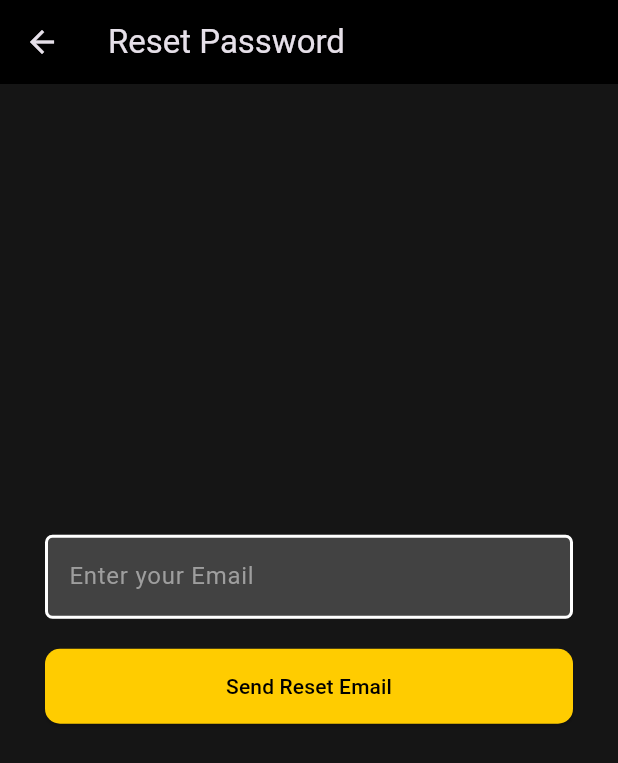
After one commit to daniprm/Temuin_Tekber_A, a Flutter app: the screen it shows after launch, after a tap on "Forgot Password?", on a phone screen of 412 x 824 dp. The commit adds this screen. Shown: the top 763 px of the screen. Run offline on Flutter 3.47's test engine with Material 3 defaults, Android fonts, the phone set to English and light mode, and no system bars; our stand-ins replace cloud_firestore, firebase_auth, firebase_core, firebase_storage, flutter_image_compress, image_picker; accounts and stored records are empty.

Commit message:
Add email verification & forgot password

```diff
--- a/lib/main.dart
+++ b/lib/main.dart
@@ -68,7 +68,7 @@ class _HomeScreenState extends State<HomeScreen> {
         selectedItemColor: const Color.fromARGB(255, 255, 204, 0),
         unselectedItemColor: Colors.white,
         currentIndex: _currentIndex,
-        onTap: onTabTapped, // Menangani klik
+        onTap: onTabTapped,
         items: const [
           BottomNavigationBarItem(icon: Icon(Icons.home), label: 'Home'),
           BottomNavigationBarItem(icon: Icon(Icons.search), label: 'Lost'),
--- /dev/null
+++ b/lib/screens/authenticate/forgotPass.dart
@@ -0,0 +1,115 @@
+import 'package:firebase_auth/firebase_auth.dart';
+import 'package:flutter/material.dart';
+import 'package:temuin/models/user.dart';
+import 'package:temuin/services/auth.dart';
+
+class ForgotPass extends StatefulWidget {
+  const ForgotPass({super.key});
+
+  @override
+  State<ForgotPass> createState() => _ForgotPassState();
+}
+
+class _ForgotPassState extends State<ForgotPass> {
+  final AuthService _auth = AuthService();
+  final _formKey = GlobalKey<FormState>();
+
+  String email = '';
+  String password = '';
+  String name = '';
+  String phone = '';
+  String error = '';
+  String success = '';
+
+  User? user = AuthService().getCurrentUser();
+
+  @override
+  Widget build(BuildContext context) {
+    return Scaffold(
+      appBar: AppBar(
+        title: const Text('Reset Password'),
+        backgroundColor: Colors.black,
+      ),
+      backgroundColor: const Color.fromRGBO(21, 21, 21, 1),
+      body: Container(
+          child: Form(
+        key: _formKey,
+        child: Center(
+          child: Padding(
+            padding: const EdgeInsets.symmetric(horizontal: 30.0),
+            child: Column(
+              mainAxisAlignment: MainAxisAlignment.center,
+              children: [
+                // Email Field
+                TextFormField(
+                  validator: (val) => val!.isEmpty ? 'Enter an email' : null,
+                  onChanged: (val) {
+                    setState(() => email = val);
+                  },
+                  style: const TextStyle(color: Colors.white),
+                  decoration: InputDecoration(
+                    hintText: "Enter your Email",
+                    hintStyle: const TextStyle(color: Colors.grey),
+                    filled: true,
+                    fillColor: Colors.grey[800],
+                    border: OutlineInputBorder(
+                      borderRadius: BorderRadius.circular(5),
+                      borderSide: const BorderSide(
+                          color: Colors.white, width: 2), // Outline putih
+                    ),
+                    enabledBorder: OutlineInputBorder(
+                      borderRadius: BorderRadius.circular(5),
+                      borderSide: const BorderSide(
+                          color: Colors.white,
+                          width: 2), // Outline putih saat aktif
+                    ),
+                    focusedBorder: OutlineInputBorder(
+                      borderRadius: BorderRadius.circular(5),
+                      borderSide: const BorderSide(
+                          color: Colors.white,
+                          width: 2), // Outline putih saat fokus
+                    ),
+                  ),
+                ),
+                const SizedBox(height: 20),
+
+                // Send Email Button
+                ElevatedButton(
+                  onPressed: () async {
+                    if (_formKey.currentState!.validate()) {
+                      dynamic result = await _auth.sendPassResetEmail(email);
+                      if (result == null) {
+                        setState(() => error = result);
+                      } else {
+                        setState(() => success = result);
+                      }
+                    }
+                  },
+                  style: ElevatedButton.styleFrom(
+                    foregroundColor: Colors.black,
+                    backgroundColor: const Color.fromARGB(255, 255, 204, 0),
+                    minimumSize: const Size(double.infinity, 50),
+                    shape: RoundedRectangleBorder(
+                      borderRadius: BorderRadius.circular(10),
+                    ),
+                  ),
+                  child: const Text("Send Reset Email"),
+                ),
+                const SizedBox(height: 20),
+
+                success.isNotEmpty
+                    ? Text(success,
+                        style:
+                            const TextStyle(color: Colors.green, fontSize: 14))
+                    : Text(
+                        error,
+                        style: const TextStyle(color: Colors.red, fontSize: 14),
+                      ),
+              ],
+            ),
+          ),
+        ),
+      )),
+    );
+  }
+}
--- a/lib/screens/authenticate/signIn.dart
+++ b/lib/screens/authenticate/signIn.dart
@@ -1,4 +1,5 @@
 import 'package:flutter/material.dart';
+import 'package:temuin/screens/authenticate/forgotPass.dart';
 import 'package:temuin/services/auth.dart';
 
 class SignIn extends StatefulWidget {
@@ -117,11 +118,25 @@ class _SignInState extends State<SignIn> {
                 const SizedBox(height: 10),
 
                 // Forgot Password
-                const Align(
+                Align(
                   alignment: Alignment.centerRight,
-                  child: Text(
-                    "Forgot Password?",
-                    style: TextStyle(color: Colors.grey),
+                  child: GestureDetector(
+                    onTap: () {
+                      // Navigasi ke class ForgotPass()
+                      Navigator.push(
+                        context,
+                        MaterialPageRoute(
+                          builder: (context) => const ForgotPass(),
+                        ),
+                      );
+                    },
+                    child: const Text(
+                      "Forgot Password?",
+                      style: TextStyle(
+                          color: Color.fromARGB(255, 255, 204, 0),
+                          decoration: TextDecoration.underline,
+                          decorationColor: Color.fromARGB(255, 255, 204, 0)),
+                    ),
                   ),
                 ),
                 const SizedBox(height: 20),
@@ -132,8 +147,9 @@ class _SignInState extends State<SignIn> {
                     if (_formKey.currentState!.validate()) {
                       dynamic result = await _auth.signInWithEmailAndPassword(
                           email, password);
+
                       if (result == null) {
-                        setState(() => error = 'Your credentials are invalid');
+                        setState(() => error = 'Invalid credentials');
                       }
                     }
                   },
@@ -182,8 +198,7 @@ class _SignInState extends State<SignIn> {
                   style: OutlinedButton.styleFrom(
                     foregroundColor: const Color.fromARGB(255, 255, 204, 0),
                     side: const BorderSide(
-                        color: Color.fromARGB(255, 255, 204, 0),
-                        width: 2),
+                        color: Color.fromARGB(255, 255, 204, 0), width: 2),
                     minimumSize: const Size(double.infinity, 50),
                     shape: RoundedRectangleBorder(
                       borderRadius: BorderRadius.circular(10),
--- a/lib/screens/pages/profile.dart
+++ b/lib/screens/pages/profile.dart
@@ -56,8 +56,7 @@ class ProfileScreen extends StatelessWidget {
                 Text(
                   'Halo, $name!',
                   style: const TextStyle(
-                      color: const Color.fromARGB(255, 255, 204, 0),
-                      fontSize: 24),
+                      color: Color.fromARGB(255, 255, 204, 0), fontSize: 24),
                 ),
                 const SizedBox(height: 16),
                 buildProfileField(label: "Name", value: name),
--- a/lib/screens/pages/wrapper.dart
+++ b/lib/screens/pages/wrapper.dart
@@ -3,6 +3,7 @@ import 'package:flutter/material.dart';
 import 'package:temuin/main.dart';
 import 'package:temuin/screens/authenticate/authenticate.dart';
 import 'package:provider/provider.dart';
+import 'package:temuin/screens/authenticate/verifyEmail.dart';
 
 class Wrapper extends StatelessWidget {
   const Wrapper({super.key});
@@ -10,10 +11,12 @@ class Wrapper extends StatelessWidget {
   @override
   Widget build(BuildContext context) {
     final user = Provider.of<User?>(context);
-    print(user);
+
     // Return either pages or authenticate widget
     if (user == null) {
       return const Authenticate();
+    } else if (!user.emailVerified) {
+      return const VerifyEmail();
     } else {
       return HomeScreen();
     }
--- a/lib/services/auth.dart
+++ b/lib/services/auth.dart
@@ -24,8 +24,7 @@ class AuthService {
       );
       User? user = result.user;
       return _userFromFirebaseUser(user);
-    } catch (error) {
-      print(error.toString());
+    } catch (e) {
       return null;
     }
   }
@@ -39,13 +38,22 @@ class AuthService {
         password: password,
       );
       User? user = result.user;
-
+      await user?.sendEmailVerification();
       await DatabaseService(uid: user!.uid).updateUserData(name, phone);
 
       return _userFromFirebaseUser(user);
     } catch (error) {
       print(error.toString());
       return null;
+    }
+  }
+
+  Future sendPassResetEmail(String email) async {
+    try {
+      await FirebaseAuth.instance.sendPasswordResetEmail(email: email);
+      return 'Password reset link succesfully sent to your email, please check your email';
+    } on FirebaseAuthException catch (e) {
+      return e.message;
     }
   }
 
@@ -60,6 +68,7 @@ class AuthService {
   }
 
   // Mendapatkan pengguna saat ini
+
   User? getCurrentUser() {
     return _auth.currentUser;
   }
--- a/pubspec.yaml
+++ b/pubspec.yaml
@@ -40,6 +40,8 @@ dependencies:
   provider: ^6.1.2
   cloud_firestore: ^5.5.1
   image_picker: ^1.1.2
+  flutter_image_compress: ^2.3.0
+  firebase_storage: ^12.3.7
 
 dev_dependencies:
   flutter_test:
```
Also changed, not shown: lib/screens/authenticate/register.dart (+5 -3 lines), lib/screens/authenticate/verifyEmail.dart (added, +62 -0 lines), lib/screens/pages/found_input.dart (+21 -5 lines), lib/services/database.dart (+9 -1 lines), pubspec.lock, 4 other files.
